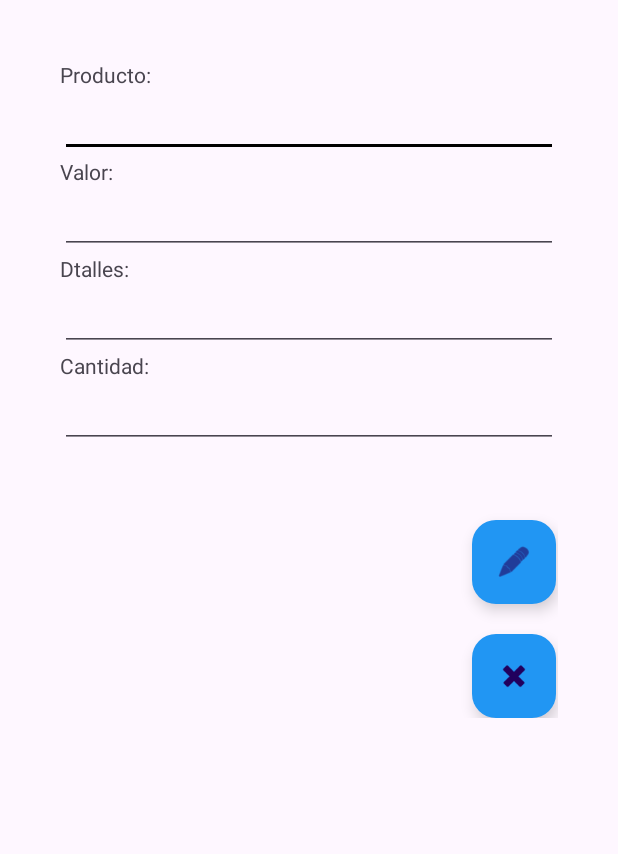
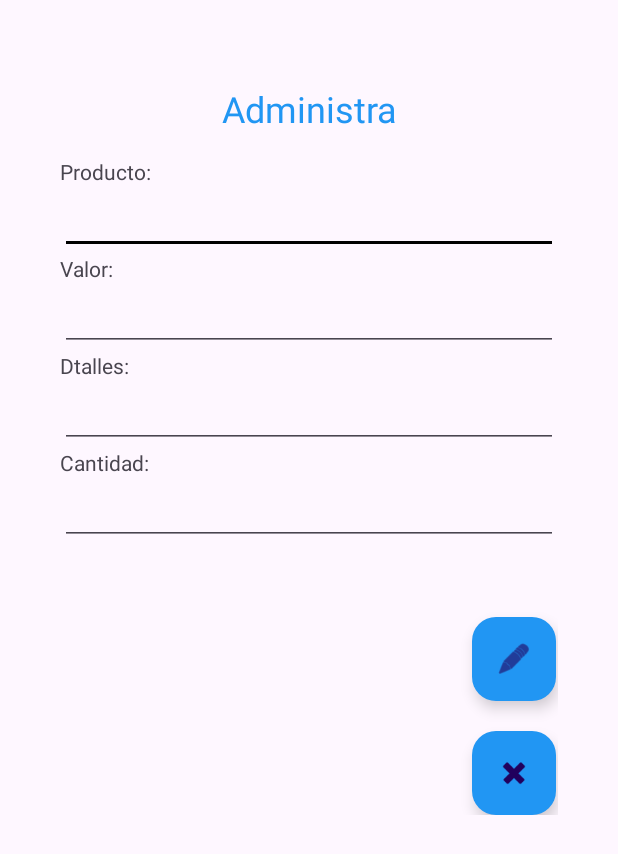
Before and after one commit to CreativeMB/Tienda_Control, an Android app: the VerActivity screen opened directly, with no data from a screen before it, on a phone screen of 412 x 824 dp. Shown: the top 854 px of the screen. Run offline under Robolectric (Android 15) with nearby library versions, the phone set to English and light mode, and no system bars; 1 statement that could not run was skipped.

```diff
--- a/app/src/main/res/layout/activity_ver.xml
+++ b/app/src/main/res/layout/activity_ver.xml
@@ -10,11 +10,22 @@
         android:layout_width="match_parent"
         android:layout_height="wrap_content">
 
+
         <LinearLayout
             android:layout_width="match_parent"
             android:layout_height="wrap_content"
-            android:padding="40dp"
-            android:orientation="vertical">
+            android:orientation="vertical"
+            android:padding="40dp">
+
+            <TextView
+                android:layout_width="match_parent"
+                android:layout_height="wrap_content"
+                android:gravity="center"
+                android:padding="16dp"
+                android:text="@string/Edicion"
+                android:textColor="@color/Buton"
+                android:textSize="24sp" />
+
 
             <TextView
                 android:id="@+id/viewProducto"
--- a/app/src/main/res/values/strings.xml
+++ b/app/src/main/res/values/strings.xml
@@ -21,7 +21,7 @@
     <string name="firebase_examples_title">Ejemplos Firebase</string>
     <string name="firestore_button">Firestore</string>
     <string name="realtime_database_button">Realtime</string>
-    <string name="sensor_app_name">Firebase Realtime Database</string>
+    <string name="Edicion">Administra</string>
 
 
     <string name="hint_Producto">Producto:</string>
```
